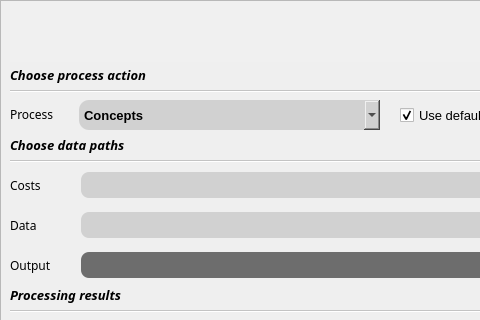
Before: the Qt Designer form gui/ui_resources/aztool_akl_gui.ui in kosazna/atakl, drawn with Qt 5; both pictures show x 0 to 480 and y 0 to 320 of the 800 by 600 pixel window.
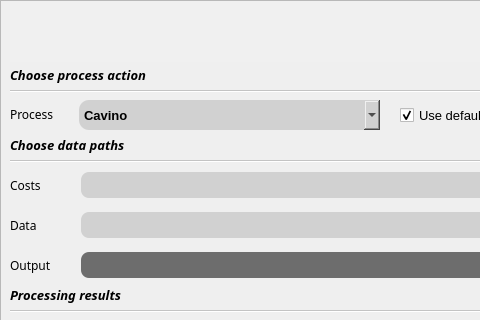
After: the same form once the commit is applied.

The edit to the form file:
```diff
--- a/gui/ui_resources/aztool_akl_gui.ui
+++ b/gui/ui_resources/aztool_akl_gui.ui
@@ -409,6 +409,11 @@
      <property name="frame">
       <bool>false</bool>
      </property>
+     <item>
+      <property name="text">
+       <string>Cavino</string>
+      </property>
+     </item>
      <item>
       <property name="text">
        <string>Concepts</string>
```
Left out of the diff: 2 changed lines with no effect on the pictures.
